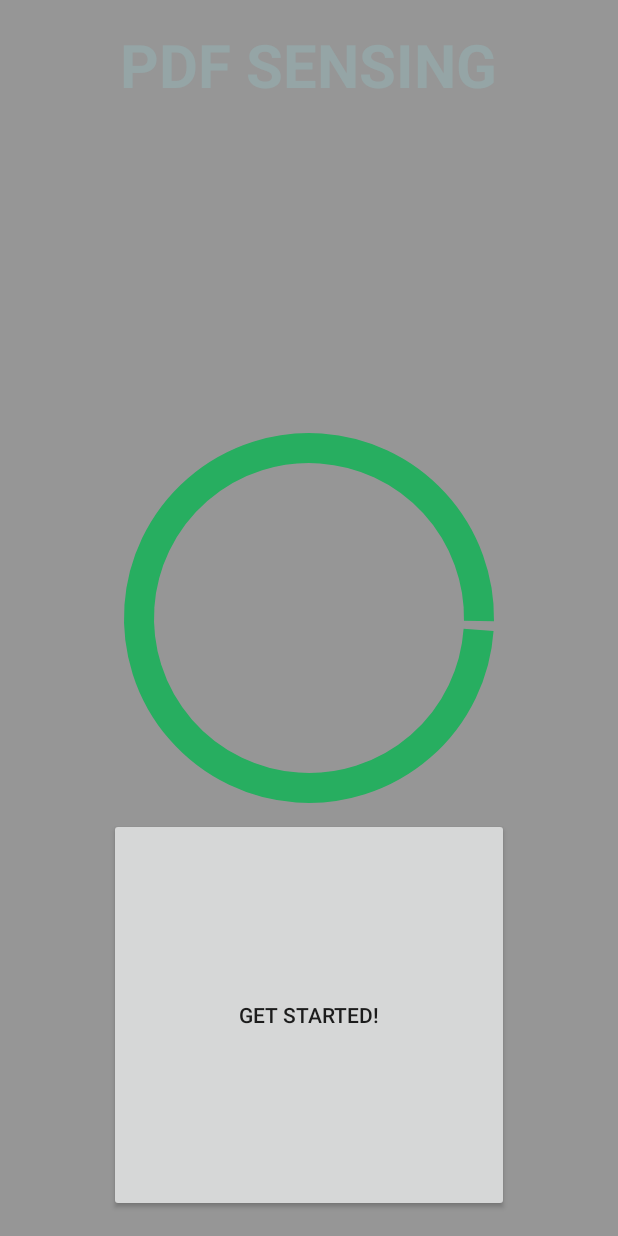
After one commit to rizz360/PdFSensing, an Android app: the layout activity_splashscreen.xml on its own in the app's theme, with its tools: preview values and no code run, on a phone screen of 412 x 824 dp. The commit adds this screen. Run offline under Robolectric (Android 15) with nearby library versions, the phone set to English and light mode, and no system bars.

Commit message:
some experimental changes and beginning splash screen

```diff
--- /dev/null
+++ b/app/src/main/java/com/rizz/pdf/pdfsensing/ArcSplashScreen.java
@@ -0,0 +1,58 @@
+package com.rizz.pdf.pdfsensing;
+
+import android.content.Context;
+import android.graphics.Canvas;
+import android.graphics.Paint;
+import android.graphics.RectF;
+import android.util.AttributeSet;
+import android.util.Log;
+
+/**
+ * Created by rizz on 17/10/2015.
+ */
+
+public class ArcSplashScreen extends ArcTimer {
+    private static String LOG_TAG = "ArcSplashScreen";
+    private final int STROKE_WIDTH = 30;
+    //private final int SIZE = R.dimen.splash_loading_size; //gigant number?
+    boolean useCenter;
+
+    private Paint arcPaint;
+    private RectF bigOval;  //is basically the frame in which the Arc is allowed to move
+
+    private float start = 0f;
+    private float sweep = 360f;
+    private float push = 0f;
+
+
+    public ArcSplashScreen(Context context, AttributeSet attributeSet) {
+        super(context, attributeSet);
+
+        arcPaint = new Paint();
+        arcPaint.setColor(context.getResources().getColor(R.color.positive));
+        arcPaint.setStyle(Paint.Style.STROKE);
+        arcPaint.setStrokeWidth(STROKE_WIDTH);
+        arcPaint.setAntiAlias(true);
+
+        int size = 400 - STROKE_WIDTH;
+        bigOval = new RectF(STROKE_WIDTH, STROKE_WIDTH, size, size);
+        useCenter = false;
+    }
+
+    @Override
+    protected void onDraw(Canvas canvas) {
+        if(sweep >= 180) push -= 0.3;
+        else push += 0.3;
+        sweep += push;
+
+        start++;
+
+        while(sweep >= 360) sweep -= 360;
+        while(start >= 360) start -= 360;
+
+        canvas.drawArc(bigOval, start, sweep, useCenter, arcPaint);
+        invalidate();
+    }
+
+
+}
--- /dev/null
+++ b/app/src/main/res/layout/activity_splashscreen.xml
@@ -0,0 +1,46 @@
+<RelativeLayout xmlns:android="http://schemas.android.com/apk/res/android"
+    xmlns:tools="http://schemas.android.com/tools" android:layout_width="match_parent"
+    android:layout_height="match_parent" android:paddingLeft="@dimen/activity_horizontal_margin"
+    android:paddingRight="@dimen/activity_horizontal_margin"
+    android:paddingTop="@dimen/activity_vertical_margin"
+    android:paddingBottom="@dimen/activity_vertical_margin"
+    tools:context="com.rizz.pdf.pdfsensing.SplashscreenActivity"
+    android:background="@color/black_overlay"
+    android:alpha="255">
+
+    <Button
+        android:layout_width="wrap_content"
+        android:layout_height="wrap_content"
+        android:text="@string/splashScreenButtonText"
+        android:id="@+id/buttonStart"
+        android:onClick="skipButtonAction"
+        android:layout_below="@+id/view"
+        android:layout_alignRight="@+id/view"
+        android:layout_alignEnd="@+id/view"
+        android:layout_alignParentBottom="true"
+        android:layout_alignLeft="@+id/view"
+        android:layout_alignStart="@+id/view" />
+
+    <com.rizz.pdf.pdfsensing.ArcSplashScreen
+        android:layout_width="wrap_content"
+        android:layout_height="wrap_content"
+        android:id="@+id/view"
+        android:width="@dimen/splash_loading_size"
+        android:height="@dimen/splash_loading_size"
+        android:background="#00000000"
+        android:layout_centerVertical="true"
+        android:layout_centerHorizontal="true" />
+
+    <TextView
+        android:layout_width="wrap_content"
+        android:layout_height="wrap_content"
+        android:text="PDF SENSING"
+        android:id="@+id/textView4"
+        android:layout_alignParentTop="true"
+        android:layout_centerHorizontal="true"
+        android:textSize="40dp"
+        android:textStyle="bold"
+        android:textColor="@color/background_text"
+        android:layout_above="@+id/view" />
+
+</RelativeLayout>
--- /dev/null
+++ b/app/src/main/res/values-w820dp/dimens.xml
@@ -0,0 +1,6 @@
+<resources>
+    <!-- Example customization of dimensions originally defined in res/values/dimens.xml
+         (such as screen margins) for screens with more than 820dp of available width. This
+         would include 7" and 10" devices in landscape (~960dp and ~1280dp respectively). -->
+    <dimen name="activity_horizontal_margin">64dp</dimen>
+</resources>
--- /dev/null
+++ b/app/src/main/res/values/dimens.xml
@@ -0,0 +1,5 @@
+<resources>
+    <!-- Default screen margins, per the Android Design guidelines. -->
+    <dimen name="activity_horizontal_margin">16dp</dimen>
+    <dimen name="activity_vertical_margin">16dp</dimen>
+</resources>
--- a/app/src/main/res/values/sizes.xml
+++ b/app/src/main/res/values/sizes.xml
@@ -6,4 +6,5 @@
     <dimen name="panel_height">150dp</dimen>
     <dimen name="panel_width">@dimen/match_parent</dimen>
     <dimen name="question_text_size">32sp</dimen>
+    <dimen name="splash_loading_size">400px</dimen>
 </resources>
```
Also changed, not shown: app/src/main/AndroidManifest.xml (+17 -3 lines), app/src/main/java/com/rizz/pdf/pdfsensing/SplashscreenActivity.java (added, +21 -0 lines), app/src/main/res/menu/menu_splashscreen.xml (added, +7 -0 lines), app/src/main/res/values/strings.xml (+6 -1 lines).
